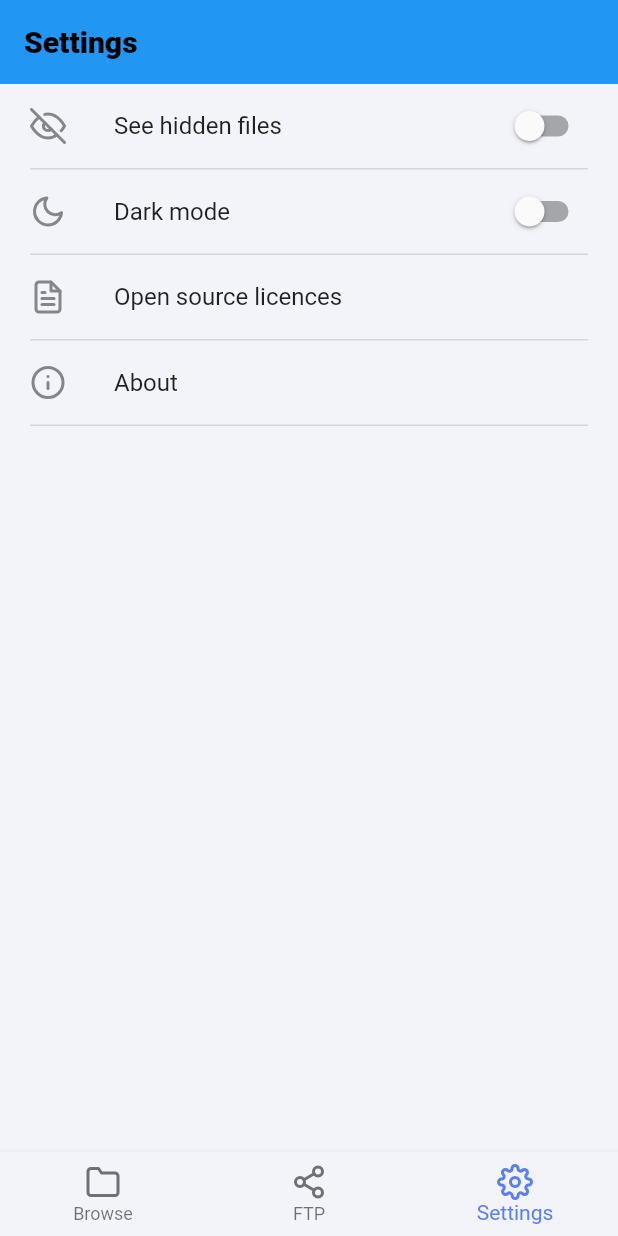
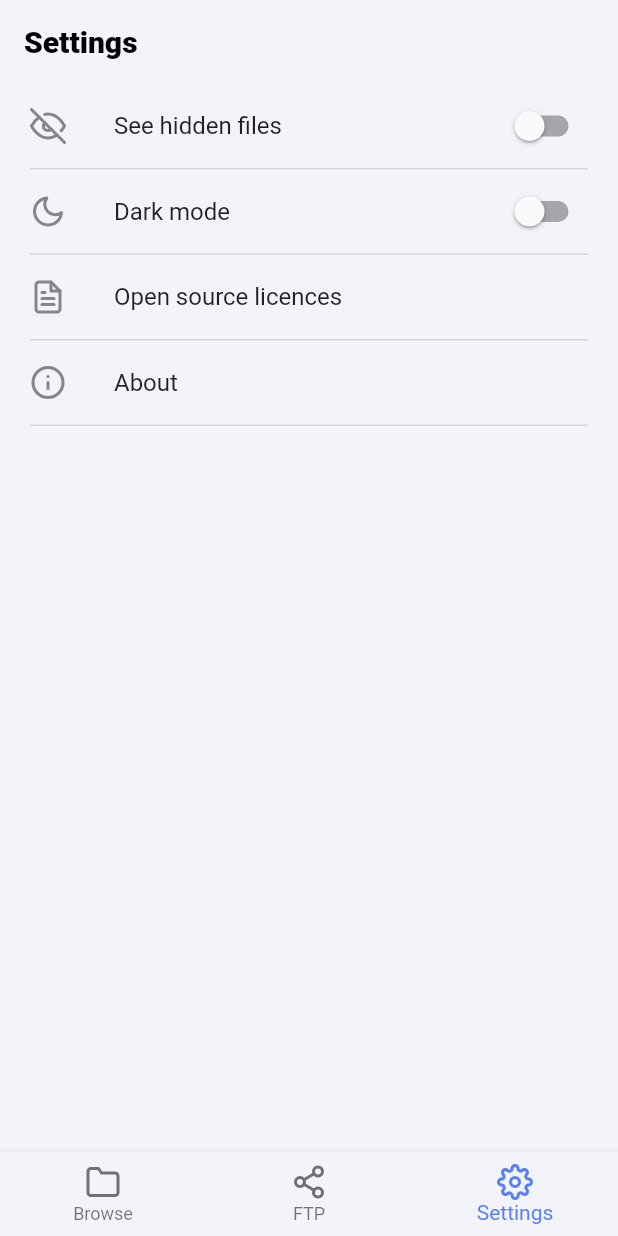
Before and after one commit to JideGuru/FileX, a Flutter app: the screen it shows after launch, swiped to page 3, on a phone screen of 412 x 824 dp. Run offline on Flutter 3.47's test engine with Material 2 defaults, Android fonts, the phone set to English and light mode, and no system bars; our stand-ins replace device_info, flutter_icons, fluttertoast, open_file, percent_indicator, permission_handler and 2 more; missing offline and left inert: device_apps, isolate_handler, mime_type.

Commit message:
chore: prepare for flutter 3

```diff
--- a/lib/screens/category.dart
+++ b/lib/screens/category.dart
@@ -2,7 +2,6 @@ import 'dart:io';
 
 import 'package:filex/providers/providers.dart';
 import 'package:filex/utils/utils.dart';
-import 'package:filex/widgets/file_item.dart';
 import 'package:filex/widgets/widgets.dart';
 import 'package:flutter/material.dart';
 import 'package:flutter/scheduler.dart';
@@ -24,7 +23,7 @@ class _CategoryState extends State<Category> {
   @override
   void initState() {
     super.initState();
-    SchedulerBinding.instance!.addPostFrameCallback((_) {
+    SchedulerBinding.instance.addPostFrameCallback((_) {
       switch (widget.title.toLowerCase()) {
         case 'audio':
           Provider.of<CategoryProvider>(context, listen: false)
--- a/lib/screens/downloads.dart
+++ b/lib/screens/downloads.dart
@@ -22,7 +22,7 @@ class _DownloadsState extends State<Downloads> {
   @override
   void initState() {
     super.initState();
-    SchedulerBinding.instance!.addPostFrameCallback((_) {
+    SchedulerBinding.instance.addPostFrameCallback((_) {
       Provider.of<CategoryProvider>(context, listen: false).getDownloads();
     });
   }
--- a/lib/screens/folder/folder.dart
+++ b/lib/screens/folder/folder.dart
@@ -72,13 +72,13 @@ class _FolderState extends State<Folder> with WidgetsBindingObserver {
     path = widget.path;
     getFiles();
     paths.add(widget.path);
-    WidgetsBinding.instance!.addObserver(this);
+    WidgetsBinding.instance.addObserver(this);
   }
 
   @override
   void dispose() {
     super.dispose();
-    WidgetsBinding.instance!.removeObserver(this);
+    WidgetsBinding.instance.removeObserver(this);
   }
 
   navigateBack() {
--- a/lib/screens/images.dart
+++ b/lib/screens/images.dart
@@ -27,7 +27,7 @@ class _ImagesState extends State<Images> {
   @override
   void initState() {
     super.initState();
-    SchedulerBinding.instance!.addPostFrameCallback((_) {
+    SchedulerBinding.instance.addPostFrameCallback((_) {
       if (widget.title.toLowerCase() == 'images') {
         Provider.of<CategoryProvider>(context, listen: false)
             .getImages('image');
--- a/lib/screens/main_screen/main_screen.dart
+++ b/lib/screens/main_screen/main_screen.dart
@@ -68,7 +68,7 @@ class _MainScreenState extends State<MainScreen> {
   void initState() {
     super.initState();
     _pageController = PageController(initialPage: 0);
-    SchedulerBinding.instance!.addPostFrameCallback((_) {
+    SchedulerBinding.instance.addPostFrameCallback((_) {
       Provider.of<CoreProvider>(context, listen: false).checkSpace();
       SystemChrome.setEnabledSystemUIOverlays(SystemUiOverlay.values);
       SystemChrome.setSystemUIOverlayStyle(SystemUiOverlayStyle(
--- a/lib/screens/splash.dart
+++ b/lib/screens/splash.dart
@@ -45,7 +45,7 @@ class _SplashState extends State<Splash> {
     super.initState();
     SystemChrome.setEnabledSystemUIOverlays([]);
     startTimeout();
-    SchedulerBinding.instance!.addPostFrameCallback((_) {
+    SchedulerBinding.instance.addPostFrameCallback((_) {
       SystemChrome.setEnabledSystemUIOverlays(SystemUiOverlay.values);
       SystemChrome.setSystemUIOverlayStyle(SystemUiOverlayStyle(
         statusBarColor: Theme.of(context).primaryColor,
--- a/lib/utils/file_utils.dart
+++ b/lib/utils/file_utils.dart
@@ -1,6 +1,7 @@
 import 'dart:io';
 import 'dart:math';
 
+import 'package:filex/utils/utils.dart';
 import 'package:intl/intl.dart';
 import 'package:mime_type/mime_type.dart';
 import 'package:path/path.dart';
@@ -97,7 +98,7 @@ class FileUtils {
     for (FileSystemEntity file in l) {
       if (FileSystemEntity.isFileSync(file.path)) {
         if (!showHidden) {
-          if (!basename(file.path).startsWith('.')) {
+          if (!file.isHidden) {
             files.add(file);
           }
         } else {
@@ -107,7 +108,7 @@ class FileUtils {
         if (!file.path.contains('/storage/emulated/0/Android')) {
 //          print(file.path);
           if (!showHidden) {
-            if (!basename(file.path).startsWith('.')) {
+            if (!file.isHidden) {
               files.addAll(
                   await getAllFilesInPath(file.path, showHidden: showHidden));
             }
--- a/lib/utils/theme_config.dart
+++ b/lib/utils/theme_config.dart
@@ -19,12 +19,14 @@ class ThemeConfig {
     scaffoldBackgroundColor: lightBG,
     appBarTheme: AppBarTheme(
       elevation: 0,
-      textTheme: TextTheme(
-        headline6: TextStyle(
+      color: lightPrimary,
+      titleTextStyle: TextStyle(
         color: Colors.black,
         fontSize: 20,
         fontWeight: FontWeight.w800,
       ),
+      iconTheme: IconThemeData(
+        color: Colors.black,
       ),
     ),
   );
@@ -37,12 +39,14 @@ class ThemeConfig {
     scaffoldBackgroundColor: darkBG,
     appBarTheme: AppBarTheme(
       elevation: 0,
-      textTheme: TextTheme(
-        headline6: TextStyle(
-          color: lightBG,
+      color: darkPrimary,
+      titleTextStyle: TextStyle(
+        color: Colors.white,
         fontSize: 20,
         fontWeight: FontWeight.w800,
       ),
+      iconTheme: IconThemeData(
+        color: Colors.white,
       ),
     ),
   );
--- a/lib/utils/utils.dart
+++ b/lib/utils/utils.dart
@@ -1,6 +1,7 @@
 export 'consts.dart';
+export 'dialogs.dart';
+export 'extensions.dart';
 export 'file_utils.dart';
 export 'navigate.dart';
+export 'strings.dart';
 export 'theme_config.dart';
-export 'strings.dart';
-export 'dialogs.dart';
```
Also changed, not shown: lib/screens/whatsapp_status.dart (+5 -2 lines), lib/utils/extensions.dart (added, +7 -0 lines), pubspec.yaml (+9 -8 lines), pubspec.lock, 4 other files. Lines whose indentation alone changed are shown as unchanged.
